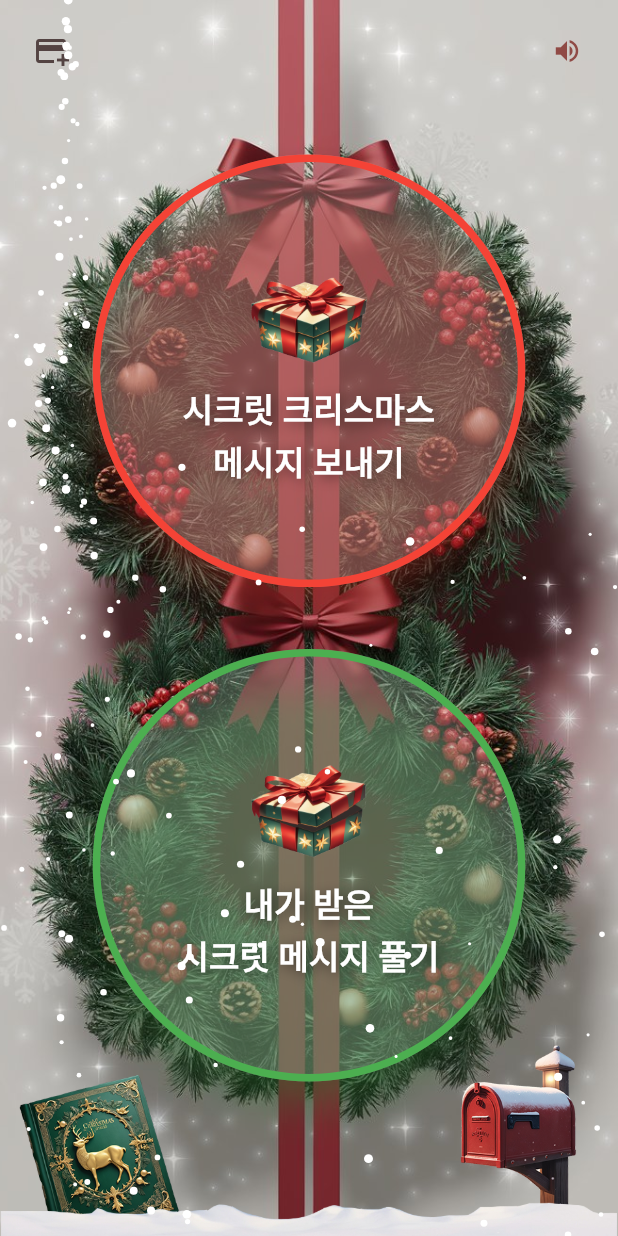
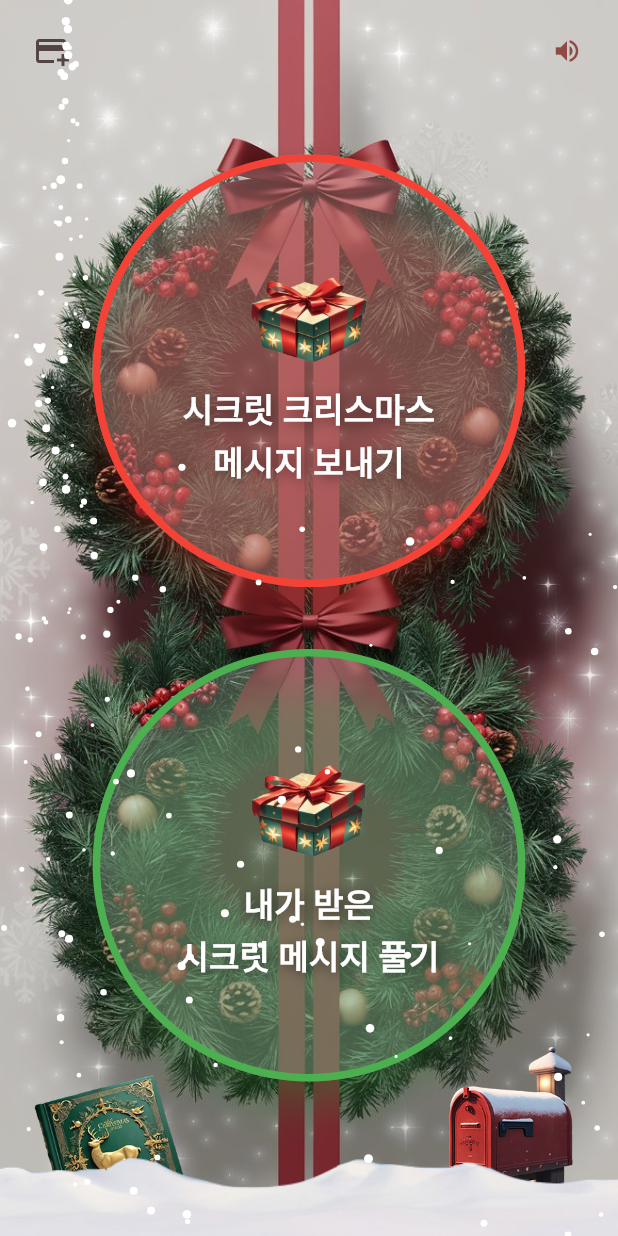
Before and after one commit to isjennifer/my_secret_christmas, a Flutter app: the screen it shows after launch, on a phone screen of 412 x 824 dp. Run offline on Flutter 3.47's test engine with Material 3 defaults, Android fonts, the phone set to English and light mode, and no system bars; our stand-ins replace audioplayers, flutter_riverpod, google_fonts, shared_preferences.

Commit message:
모든 UI 구현 완료

```diff
--- a/lib/classes/animal.dart
+++ b/lib/classes/animal.dart
@@ -4,11 +4,13 @@ class Animal {
   final String imagePath;
   final String silhouettePath;
   final int requiredShares;
+  final String description;
 
   const Animal({
     required this.name,
     required this.imagePath,
     required this.silhouettePath,
     required this.requiredShares,
+    required this.description,
   });
 }
--- a/lib/main.dart
+++ b/lib/main.dart
@@ -259,7 +259,7 @@ class _MyHomePageState extends ConsumerState<MyHomePage> {
                   ),
                   Positioned(
                     bottom: -15,
-                    left: 0,
+                    left: 10,
                     child: InkWell(
                       onTap: () {
                         Navigator.push(
@@ -280,7 +280,7 @@ class _MyHomePageState extends ConsumerState<MyHomePage> {
                     ),
                   ),
                   Positioned(
-                    bottom: 10,
+                    bottom: 0,
                     right: 0,
                     child: InkWell(
                       onTap: () {
@@ -292,8 +292,8 @@ class _MyHomePageState extends ConsumerState<MyHomePage> {
                         );
                       },
                       child: SizedBox(
-                        width: 130,
-                        height: 130,
+                        width: 140,
+                        height: 140,
                         child: Image.asset(
                           'assets/postbox.png',
                           fit: BoxFit.cover,
@@ -301,22 +301,7 @@ class _MyHomePageState extends ConsumerState<MyHomePage> {
                       ),
                     ),
                   ),
-                  Positioned(
-                    bottom: -10,
-                    left: 0,
-                    right: 0,
-                    child: RepaintBoundary(
-                      child: IgnorePointer(
-                        child: SizedBox(
-                          width: MediaQuery.of(context).size.width,
-                          child: Image.asset(
-                            'assets/snow_bottom.png',
-                            fit: BoxFit.cover,
-                          ),
-                        ),
-                      ),
-                    ),
-                  ),
+
                   // 개발 완료 후 삭제 (메시지 보낸 횟수 증가시키는 버튼)
                   Positioned(
                     top: 10,
@@ -328,6 +313,23 @@ class _MyHomePageState extends ConsumerState<MyHomePage> {
                         icon: Icon(Icons.add_card_outlined)),
                   ),
                 ],
+              ),
+            ),
+          ),
+          Positioned(
+            bottom: -10,
+            left: 0,
+            right: 0,
+            child: RepaintBoundary(
+              child: IgnorePointer(
+                child: SizedBox(
+                  width: MediaQuery.of(context).size.width,
+                  height: MediaQuery.of(context).size.height,
+                  child: Image.asset(
+                    'assets/snow_bottom.png',
+                    fit: BoxFit.cover,
+                  ),
+                ),
               ),
             ),
           ),
--- a/lib/steps/creation_steps/hide_message_step.dart
+++ b/lib/steps/creation_steps/hide_message_step.dart
@@ -53,7 +53,7 @@ class _HideMessageStepState extends State<HideMessageStep> {
           ),
           const SizedBox(height: 24),
           const Text(
-            '메시지 숨기는 중...',
+            '카드에 메시지 숨기는 중...',
             style: TextStyle(
               fontSize: 18,
               fontWeight: FontWeight.bold,
@@ -85,7 +85,7 @@ class _HideMessageStepState extends State<HideMessageStep> {
           ),
           const SizedBox(height: 24),
           const Text(
-            '메시지 숨기기 완료!',
+            '카드에 메시지 숨기기 완료!',
             style: TextStyle(
               fontSize: 18,
               fontWeight: FontWeight.bold,
--- a/pubspec.yaml
+++ b/pubspec.yaml
@@ -36,7 +36,7 @@ dependencies:
   cupertino_icons: ^1.0.8
   google_fonts: ^6.1.0
   flutter_riverpod: ^2.6.1
-  google_mobile_ads: ^5.2.0
+
   audioplayers: ^6.1.0
   confetti: ^0.7.0
   shimmer: ^3.0.0
```
Also changed, not shown: lib/classes/shimmer_effect.dart (deleted, +0 -22 lines), pubspec.lock, 3 other files.
